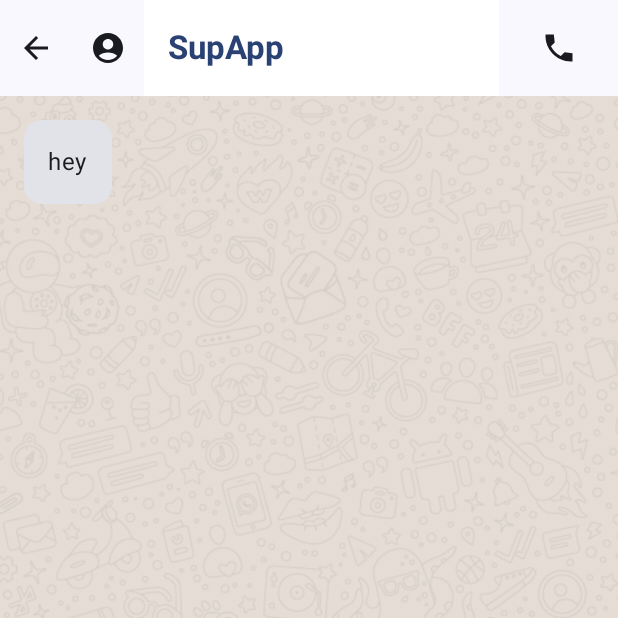
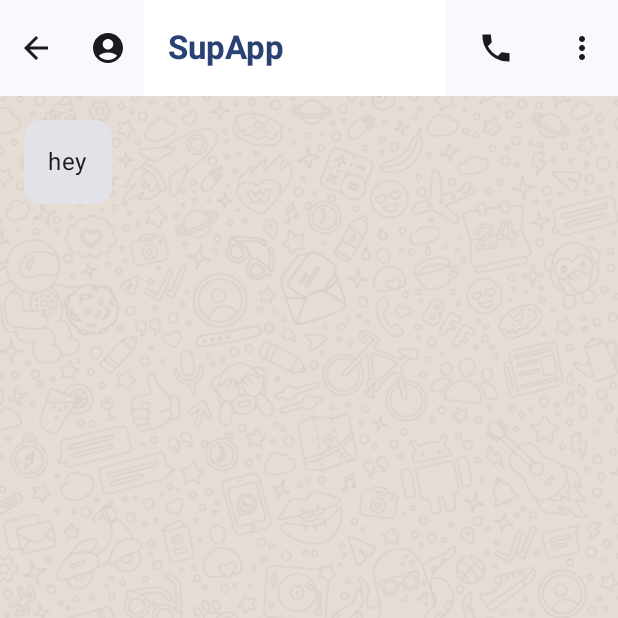
Before and after one commit to UsmanQT/Sup-App, an Android app built with Jetpack Compose: the SupAppLayout screen opened through its navigation route, on a phone screen of 412 x 824 dp, the top half of it. Run offline under Robolectric (Android 15) with nearby library versions, the phone set to English and light mode, and no system bars; our stand-ins replace Firebase (no records; nobody signed in at launch, a user with empty details on screens opened directly).

Commit message:
log out feature done

```diff
--- a/app/src/main/java/com/example/sup/ChatScreen.kt
+++ b/app/src/main/java/com/example/sup/ChatScreen.kt
@@ -1,5 +1,6 @@
 package com.example.sup
 
+import android.widget.Toast
 import androidx.compose.foundation.Image
 import androidx.compose.foundation.layout.Arrangement
 import androidx.compose.foundation.layout.Box
@@ -16,8 +17,11 @@ import androidx.compose.material.icons.sharp.AccountCircle
 import androidx.compose.material.icons.sharp.Add
 import androidx.compose.material.icons.sharp.ArrowBack
 import androidx.compose.material.icons.sharp.Call
+import androidx.compose.material.icons.sharp.MoreVert
 import androidx.compose.material.icons.sharp.Send
 import androidx.compose.material3.Card
+import androidx.compose.material3.DropdownMenu
+import androidx.compose.material3.DropdownMenuItem
 import androidx.compose.material3.ExperimentalMaterial3Api
 import androidx.compose.material3.Icon
 import androidx.compose.material3.IconButton
@@ -37,21 +41,30 @@ import androidx.compose.ui.Alignment
 import androidx.compose.ui.Modifier
 import androidx.compose.ui.graphics.Color
 import androidx.compose.ui.layout.ContentScale
+import androidx.compose.ui.platform.LocalContext
 import androidx.compose.ui.res.painterResource
 import androidx.compose.ui.text.TextStyle
 import androidx.compose.ui.text.font.FontWeight
 import androidx.compose.ui.unit.dp
+import androidx.navigation.NavController
 import com.example.sup.components.ReceiverMessageBubbles
 import com.example.sup.components.SenderMessageBubbles
+import com.google.firebase.auth.FirebaseAuth
 
 @OptIn(ExperimentalMaterial3Api::class)
 @Composable
-fun SupAppLayout(modifier: Modifier = Modifier) {
+fun SupAppLayout(modifier: Modifier = Modifier, navController: NavController) {
     val backgroundImage = painterResource(id = R.drawable.whatsapp_background)
+
+    val auth = FirebaseAuth.getInstance()
+    val context = LocalContext.current
 
     var mutableListSender by remember {
         mutableStateOf(mutableListOf<String>())
     }
+
+    var menuExpanded by remember { mutableStateOf(false) }
+
 
     Scaffold (
         topBar = {
@@ -89,6 +102,30 @@ fun SupAppLayout(modifier: Modifier = Modifier) {
                         Icons.Sharp.Call,
                         "call button",
                     )
+                }
+                Box {
+                    IconButton(
+                        onClick = { menuExpanded = !menuExpanded }) {
+                        Icon(
+
+                            Icons.Sharp.MoreVert,
+                            "more information",
+                        )
+                    }
+                    DropdownMenu(
+                        expanded = menuExpanded,
+                        onDismissRequest = { menuExpanded = false }
+                    ) {
+                        DropdownMenuItem(
+                            text = { Text("Log Out") },
+                            onClick = {
+                                menuExpanded = false
+                                auth.signOut()
+                                Toast.makeText(context, "Logged out", Toast.LENGTH_SHORT).show()
+                                navController.navigate("sign-in")
+                            }
+                        )
+                    }
                 }
             }
         },
--- a/app/src/main/java/com/example/sup/MainActivity.kt
+++ b/app/src/main/java/com/example/sup/MainActivity.kt
@@ -38,7 +38,7 @@ class MainActivity : ComponentActivity() {
                             SignInScreen(modifier = Modifier, navController)
                         }
                         composable("chat-screen") {
-                            SupAppLayout()
+                            SupAppLayout(modifier = Modifier, navController)
                         }
                     })
                 }
@@ -46,13 +46,3 @@ class MainActivity : ComponentActivity() {
         }
     }
 }
-
-
-
-@Preview(showBackground = true)
-@Composable
-fun GreetingPreview() {
-    SupTheme {
-        SupAppLayout()
-    }
-}
```
